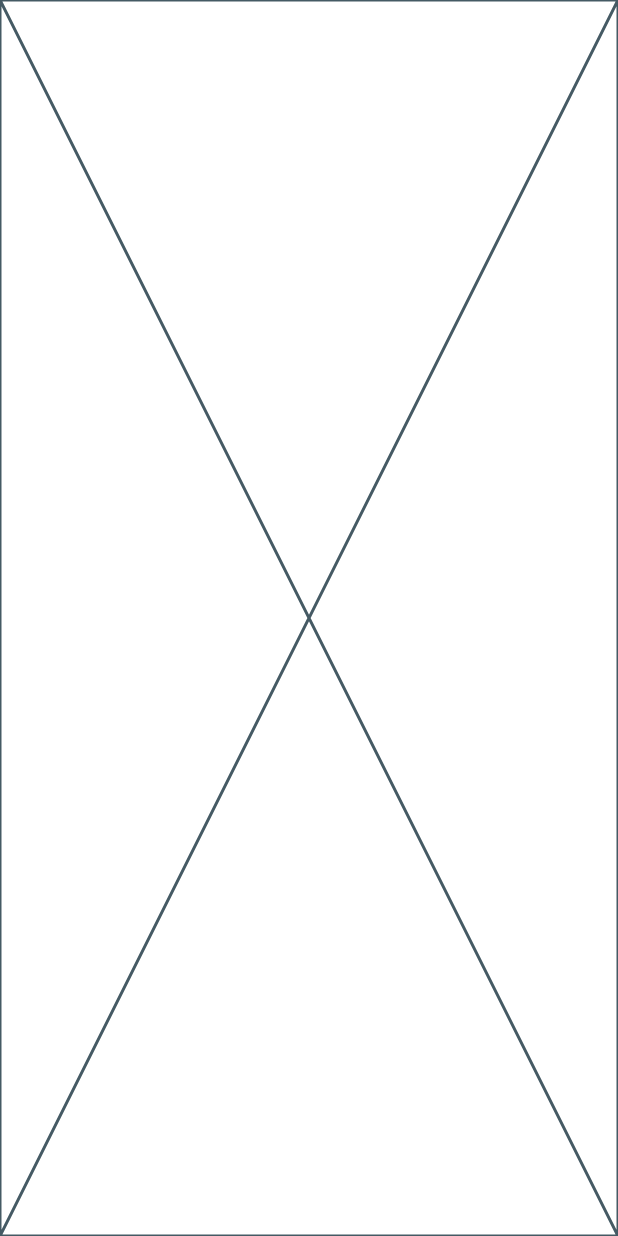
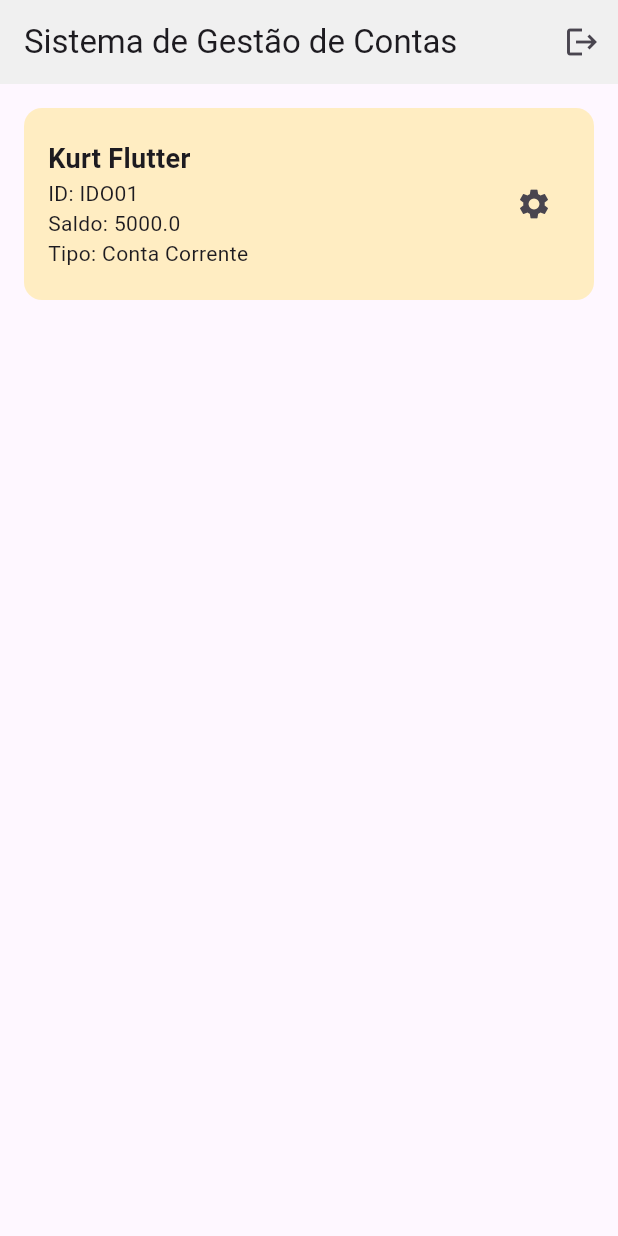
Before and after one commit to kurtmatheus/flutter-banco-douro, a Flutter app: the screen it shows after launch, after a tap on "Entrar", on a phone screen of 412 x 824 dp. Run offline on Flutter 3.47's test engine with Material 3 defaults, Android fonts, the phone set to English and light mode, and no system bars.

Commit message:
[DEV - Dart ao Flutter] Aula 3

```diff
--- /dev/null
+++ b/lib/models/account.dart
@@ -0,0 +1,79 @@
+import 'dart:convert';
+
+class Account {
+  String id;
+  String name;
+  String lastName;
+  double balance;
+  String? accountType;
+
+  Account({
+    required this.id,
+    required this.name,
+    required this.lastName,
+    required this.balance,
+    required this.accountType,
+  });
+
+  factory Account.fromMap(Map<String, dynamic> map) {
+    return Account(
+      id: map['id'] as String,
+      name: map['name'] as String,
+      lastName: map['lastName'] as String,
+      balance: map['balance'] as double,
+      accountType:
+          (map['accountType'] != null) ? map['accountType'] as String : null,
+    );
+  }
+
+  Map<String, dynamic> toMap() {
+    return <String, dynamic>{
+      'id': id,
+      'name': name,
+      'lastName': lastName,
+      'balance': balance,
+      'accountType': accountType,
+    };
+  }
+
+  Account copyWith({
+    String? id,
+    String? name,
+    String? lastName,
+    double? balance,
+    String? accountType,
+  }) {
+    return Account(
+      id: id ?? this.id,
+      name: name ?? this.name,
+      lastName: lastName ?? this.lastName,
+      balance: balance ?? this.balance,
+      accountType: accountType ?? this.accountType,
+    );
+  }
+
+  String toJson() => json.encode(toMap());
+
+  factory Account.fromJson(String source) =>
+      Account.fromMap(json.decode(source) as Map<String, dynamic>);
+
+  @override
+  String toString() {
+    return '\nConta $id\n$name $lastName\nSaldo: $balance\n';
+  }
+
+  @override
+  bool operator ==(covariant Account other) {
+    if (identical(this, other)) return true;
+
+    return other.id == id &&
+        other.name == name &&
+        other.lastName == lastName &&
+        other.balance == balance;
+  }
+
+  @override
+  int get hashCode {
+    return id.hashCode ^ name.hashCode ^ lastName.hashCode ^ balance.hashCode;
+  }
+}
--- a/lib/ui/home_screen.dart
+++ b/lib/ui/home_screen.dart
@@ -1,10 +1,36 @@
 import 'package:flutter/material.dart';
+import 'package:flutter_banco_douro/models/account.dart';
+import 'package:flutter_banco_douro/ui/styles/app_colors.dart';
+import 'package:flutter_banco_douro/ui/widgets/account_widget.dart';
 
 class HomeScreen extends StatelessWidget {
   const HomeScreen({super.key});
 
   @override
   Widget build(BuildContext context) {
-    return const Placeholder();
+    return Scaffold(
+      appBar: AppBar(
+        backgroundColor: AppColors.lightGrey,
+        title: const Text("Sistema de Gestão de Contas"),
+        actions: [
+          IconButton(
+              onPressed: () {
+                Navigator.pushReplacementNamed(context, "login");
+              },
+              icon: const Icon(Icons.logout))
+        ],
+      ),
+      body: Padding(
+        padding: const EdgeInsets.all(16),
+        child: AccountWidget(
+            account: Account(
+                id: "IDO01",
+                name: "Kurt",
+                lastName: "Flutter",
+                balance: 5000.0,
+                accountType: "Conta Corrente")
+                ),
+      ),
+    );
   }
 }
--- a/lib/ui/login_screen.dart
+++ b/lib/ui/login_screen.dart
@@ -1,4 +1,5 @@
 import 'package:flutter/material.dart';
+import 'package:flutter_banco_douro/ui/styles/app_colors.dart';
 
 class LoginScreen extends StatelessWidget {
   const LoginScreen({super.key});
@@ -54,7 +55,7 @@ class LoginScreen extends StatelessWidget {
                       },
                       style: const ButtonStyle(
                         backgroundColor: WidgetStatePropertyAll(
-                          Color(0xFFFFA902),
+                          AppColors.orange,
                         ),
                       ),
                       child: const Text(
--- /dev/null
+++ b/lib/ui/styles/app_colors.dart
@@ -0,0 +1,7 @@
+import 'package:flutter/material.dart';
+
+class AppColors {
+  static const Color orange = Color(0xFFFFA902);
+  static const Color lightGrey = Color(0xFFF0F0F0);
+  static const Color lightOrange = Color(0xFFFFEDC2);
+}
--- /dev/null
+++ b/lib/ui/widgets/account_widget.dart
@@ -0,0 +1,39 @@
+import 'package:flutter/material.dart';
+import 'package:flutter_banco_douro/models/account.dart';
+import 'package:flutter_banco_douro/ui/styles/app_colors.dart';
+
+class AccountWidget extends StatelessWidget {
+  final Account account;
+  const AccountWidget({super.key, required this.account});
+
+  @override
+  Widget build(BuildContext context) {
+    return Container(
+      height: 128,
+      padding: const EdgeInsets.all(16),
+      decoration: BoxDecoration(
+          color: AppColors.lightOrange,
+          borderRadius: BorderRadius.circular(12)),
+      child: Row(
+        mainAxisAlignment: MainAxisAlignment.spaceBetween,
+        children: [
+          Column(
+            mainAxisAlignment: MainAxisAlignment.center,
+            crossAxisAlignment: CrossAxisAlignment.start,
+            children: [
+              Text("${account.name} ${account.lastName}",
+              style: const TextStyle(
+                fontSize: 18,
+                fontWeight: FontWeight.bold
+              ),),
+              Text("ID: ${account.id}"),
+              Text("Saldo: ${account.balance}"),
+              Text("Tipo: ${account.accountType}")
+            ],
+          ),
+          IconButton(onPressed: () {}, icon: const Icon(Icons.settings))
+        ],
+      ),
+    );
+  }
+}
--- a/pubspec.yaml
+++ b/pubspec.yaml
@@ -9,6 +9,8 @@ environment:
 dependencies:
   flutter:
     sdk: flutter
+  http: ^1.4.0
+  uuid: ^4.5.1
 
 dev_dependencies:
   flutter_test:
```
Also changed, not shown: lib/exceptions/transaction_exceptions.dart (added, +19 -0 lines), lib/helpers/helper_taxes.dart (added, +22 -0 lines), lib/models/transaction.dart (added, +90 -0 lines), lib/services/account_service.dart (added, +75 -0 lines), lib/services/transaction_service.dart (added, +124 -0 lines), pubspec.lock, 127 other files.
